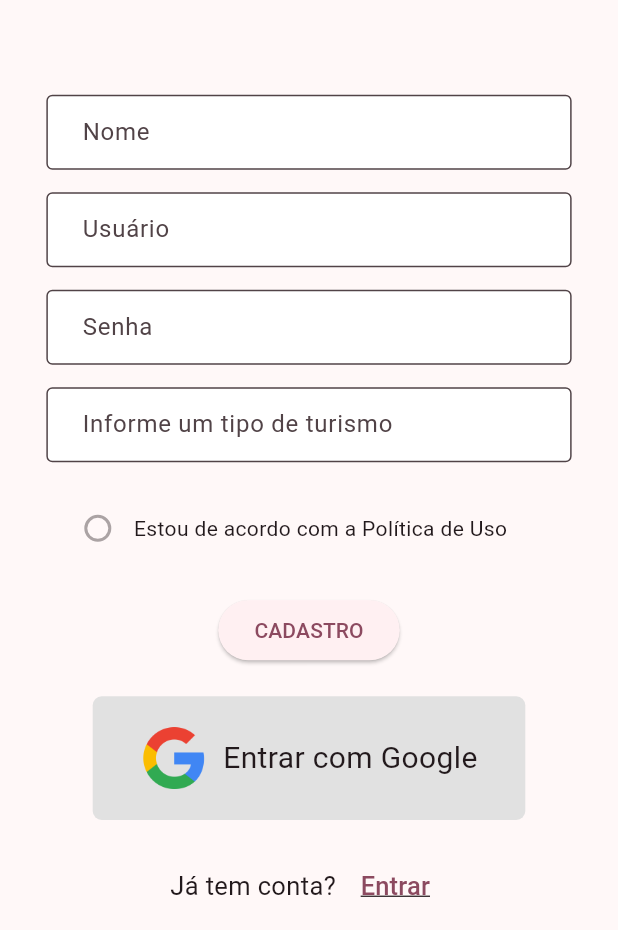
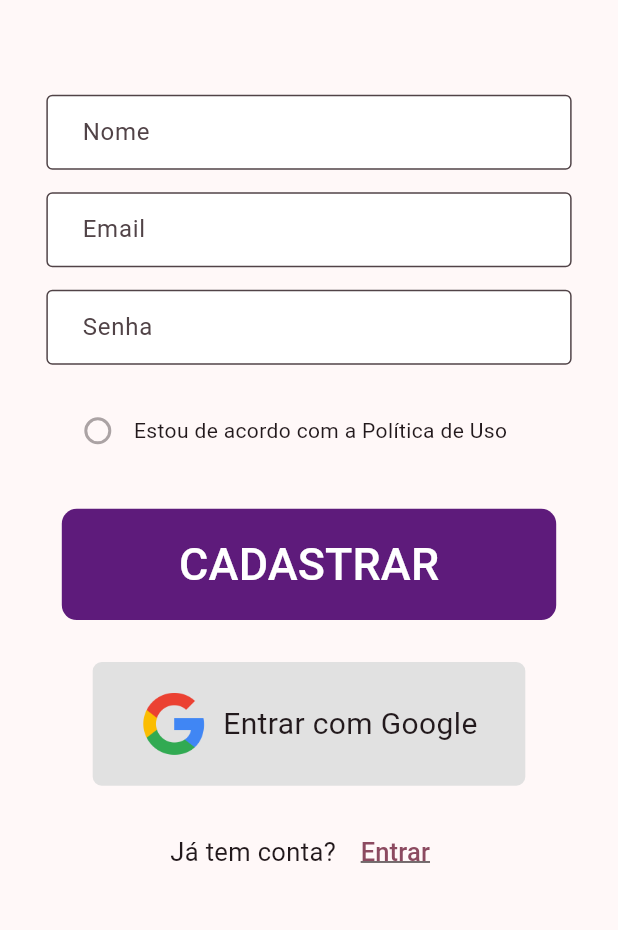
Before and after one commit to henri2005/Projeto-TG, a Flutter app: the CadastroPage screen opened directly, on a phone screen of 412 x 824 dp, the part 306-1236 px from its top. Run offline on Flutter 3.47's test engine with Material 3 defaults, Android fonts, the phone set to English and light mode, and no system bars; our stand-ins replace dio, firebase_core, geolocator, get_storage, google_fonts, google_maps_flutter; accounts and stored records are empty; Roboto replaces fonts that are missing (Ubuntu).

Commit message:
Atualização do projeto
- Atributo email substituto ao username
- Mapa voltando a funcionar

```diff
--- a/lib/classes/usuario_model.dart
+++ b/lib/classes/usuario_model.dart
@@ -3,7 +3,7 @@ import 'package:turisr/classes/local_model.dart';
 class UsuarioModel {
   String? idUsuario;
   String? nome;
-  String? username;
+  String? email;
   String? senha;
   String? estatus;
   String? tipoTurismo;
@@ -12,14 +12,14 @@ class UsuarioModel {
 
   UsuarioModel({
     required this.idUsuario,
-    required this.username,
+    required this.email,
     required this.senha,
   });
 
   UsuarioModel.fromJson(Map<String, dynamic> json) {
     idUsuario = json['id_usuario'];
     nome = json['nome'];
-    username = json['username'];
+    email = json['email'];
     senha = json['senha'];
     estatus = json['estatus'];
     tipoTurismo = json['tipo_turismo'];
@@ -30,7 +30,7 @@ class UsuarioModel {
     final Map<String, dynamic> data = <String, dynamic>{};
     data['id_usuario'] = idUsuario;
     data['nome'] = nome;
-    data['username'] = username;
+    data['email'] = email;
     data['senha'] = senha;
     data['estatus'] = estatus;
     data['tipo_turismo'] = tipoTurismo;
--- /dev/null
+++ b/lib/controller/locaisrepository.dart
@@ -0,0 +1,33 @@
+import 'package:flutter/material.dart';
+import 'package:turisr/controller/estabelecimento.dart';
+
+class LocaisRepository extends ChangeNotifier {
+  final List<Estabelecimento> locais = [
+    Estabelecimento(
+      id: 5,
+      nome: "Vinícola Goes",
+      caminhoImagem: "assets/imagens/vinicola_goes.jpg",
+      descricao:
+          "Fundada na d\u00e9cada de 1910 e comercializada nos anos 1980, a Vin\u00edcola Goes \u00e9 refer\u00eancia em S\u00e3o Roque. Com produ\u00e7\u00e3o anual de at\u00e9 10 milh\u00f5es de litros, oferece visitas guiadas, lojas, gastronomia variada e um belo lago. Um espa\u00e7o encantador que proporciona experi\u00eancias memor\u00e1veis para todas as idades.",
+      rua: "Estrada do Vinho, Km 9, S\u00e3o Roque-SP",
+      numero: 9111,
+      servicos: List.empty(),
+      latitude: -23.610702,
+      longitude: -47.160289,
+      notaAvaliacao: 5,
+    ),
+    Estabelecimento(
+      id: 6,
+      nome: "Restaurante Pica-Fumo",
+      caminhoImagem: "assets/imagens/restaurante_pica-fumo.jpg",
+      descricao:
+          "Localizado no km 1,5 do Roteiro do Vinho, o restaurante encanta pelo ambiente acolhedor e culin\u00e1ria caipira feita no fog\u00e3o \u00e0 lenha. Com estacionamento, espa\u00e7o ao ar livre e pratos t\u00edpicos como feijoada aos s\u00e1bados, resgata tradi\u00e7\u00f5es brasileiras e oferece uma experi\u00eancia deliciosa e aut\u00eantica.",
+      rua: "Estrada do Vinho, Km 1,5, S\u00e3o Roque-SP",
+      numero: 177,
+      latitude: -23.558666,
+      longitude: -47.128581,
+      servicos: List.empty(),
+      notaAvaliacao: 4,
+    ),
+  ];
+}
--- a/lib/pages/cadastro_page.dart
+++ b/lib/pages/cadastro_page.dart
@@ -1,4 +1,5 @@
 import 'package:dio/dio.dart';
+import 'package:google_fonts/google_fonts.dart';
 import 'package:turisr/_core/appcolors.dart';
 import 'package:turisr/_core/loading.dart';
 import 'package:turisr/_core/modal.dart';
@@ -19,7 +20,6 @@ class _MyHomePageState extends State<CadastroPage> {
   final TextEditingController _controllerUser = TextEditingController();
   final TextEditingController _controllerSenha = TextEditingController();
   final TextEditingController _controllerNome = TextEditingController();
-  final TextEditingController _controllerTipo = TextEditingController();
   final _formKey = GlobalKey<FormState>();
 
   List<UsuarioModel> listaUsers = [];
@@ -41,9 +41,8 @@ class _MyHomePageState extends State<CadastroPage> {
 
       final dados = FormData.fromMap({
         'nome': _controllerNome.text,
-        'usuario': _controllerUser.text,
+        'email': _controllerUser.text,
         'senha': _controllerSenha.text,
-        'tipo_turismo': _controllerTipo.text,
       });
 
       final response = await dio.post(
@@ -137,7 +136,7 @@ class _MyHomePageState extends State<CadastroPage> {
                               vertical: 15,
                               horizontal: 20,
                             ),
-                            labelText: 'Usuário',
+                            labelText: 'Email',
                             border: OutlineInputBorder(),
                             fillColor: Colors.white,
                             filled: true,
@@ -145,7 +144,7 @@ class _MyHomePageState extends State<CadastroPage> {
                           style: Theme.of(context).textTheme.bodyMedium,
                           validator: (value) {
                             if (value!.isEmpty || value == '') {
-                              return 'Você deve informar seu usuário!';
+                              return 'Você deve informar seu Email!';
                             }
 
                             return null;
@@ -174,29 +173,6 @@ class _MyHomePageState extends State<CadastroPage> {
 
                             return null;
                           },
-                        ), // espaço entre o label e o campo
-
-                        TextFormField(
-                          autovalidateMode: AutovalidateMode.onUserInteraction,
-                          controller: _controllerTipo,
-                          decoration: InputDecoration(
-                            contentPadding: const EdgeInsets.symmetric(
-                              vertical: 15,
-                              horizontal: 20,
-                            ),
-                            labelText: 'Informe um tipo de turismo',
-                            border: OutlineInputBorder(),
-                            fillColor: Colors.white,
-                            filled: true,
-                          ),
-                          style: Theme.of(context).textTheme.bodyMedium,
-                          validator: (value) {
-                            if (value!.isEmpty || value == '') {
-                              return 'Você deve informar um tipo de turismo!';
-                            }
-
-                            return null;
-                          },
                         ),
                       ],
                     ),
@@ -208,18 +184,44 @@ class _MyHomePageState extends State<CadastroPage> {
                   child: Row(
                     children: [
                       Radio(value: "false", activeColor: AppColors.buttonColor),
-                      Text("Estou de acordo com a Política de Uso"),
+                      Text(
+                        "Estou de acordo com a Política de Uso",
+                        style: TextStyle(
+                          fontFamily: GoogleFonts.ubuntu().fontFamily,
+                        ),
+                      ),
                     ],
                   ),
                 ),
 
-                ElevatedButton(
+                TextButton(
                   onPressed: () async {
                     if (_formKey.currentState!.validate()) {
                       cadastraUsuario();
                     }
                   },
-                  child: Text("CADASTRO"),
+                  child: Container(
+                    width: MediaQuery.of(context).size.width * 0.8,
+                    height: MediaQuery.of(context).size.height * 0.09,
+                    decoration: BoxDecoration(
+                      color: AppColors.buttonColor,
+                      borderRadius: BorderRadius.circular(10),
+                    ),
+                    child: Column(
+                      mainAxisAlignment: MainAxisAlignment.center,
+                      crossAxisAlignment: CrossAxisAlignment.center,
+                      children: [
+                        Text(
+                          'CADASTRAR',
+                          style: TextStyle(
+                            color: Colors.white,
+                            fontSize: 30,
+                            fontFamily: GoogleFonts.ubuntu().fontFamily,
+                          ),
+                        ),
+                      ],
+                    ),
+                  ),
                 ),
 
                 Column(
@@ -239,7 +241,10 @@ class _MyHomePageState extends State<CadastroPage> {
                           Image.asset('assets/imagens/google.png', width: 45.0),
                           Text(
                             "Entrar com Google",
-                            style: TextStyle(fontSize: 20),
+                            style: TextStyle(
+                              fontSize: 20,
+                              fontFamily: GoogleFonts.ubuntu().fontFamily,
+                            ),
                           ),
                         ],
                       ),
@@ -248,7 +253,13 @@ class _MyHomePageState extends State<CadastroPage> {
                     Row(
                       mainAxisAlignment: MainAxisAlignment.center,
                       children: [
-                        Text("Já tem conta? ", style: TextStyle(fontSize: 17)),
+                        Text(
+                          "Já tem conta? ",
+                          style: TextStyle(
+                            fontSize: 17,
+                            fontFamily: GoogleFonts.ubuntu().fontFamily,
+                          ),
+                        ),
                         TextButton(
                           onPressed: () {
                             Navigator.pushReplacement(
--- a/lib/pages/estabelecimento_screen.dart
+++ b/lib/pages/estabelecimento_screen.dart
@@ -10,6 +10,7 @@ import 'package:turisr/_core/widgets/bottombar.dart';
 import 'package:turisr/classes/local_model.dart';
 import 'package:turisr/classes/servico_model.dart';
 import 'package:turisr/classes/usuario_model.dart';
+import 'package:turisr/controller/estabelecimento.dart';
 import 'package:url_launcher/url_launcher.dart';
 
 class EstabelecimentoScreen extends StatefulWidget {
@@ -18,10 +19,12 @@ class EstabelecimentoScreen extends StatefulWidget {
     required this.estabelecimento,
     this.servicos,
     this.usuarioLogado,
+    this.local,
   });
   final LocalModel estabelecimento;
   final ServicoModel? servicos;
   final UsuarioModel? usuarioLogado;
+  final Estabelecimento? local;
 
   @override
   State<EstabelecimentoScreen> createState() => _MyHomePageState();
@@ -58,7 +61,7 @@ class _MyHomePageState extends State<EstabelecimentoScreen> {
       );
 
       final response = await dio.get(
-        'http://10.0.0.94/api_turismo/usuario/${widget.usuarioLogado!.username}',
+        'http://10.0.0.94/api_turismo/usuario/${widget.usuarioLogado!.email}',
       );
     } catch (e) {
       Loading.hide();
@@ -110,7 +113,7 @@ class _MyHomePageState extends State<EstabelecimentoScreen> {
       final dados = FormData.fromMap({
         'favoritos':
             "${widget.estabelecimento.nome}, ${widget.estabelecimento.caminhoImagem}, ${widget.estabelecimento.rua}",
-        'username': widget.usuarioLogado!.username,
+        'email': widget.usuarioLogado!.email,
       });
 
       final response = await dio.post(
@@ -149,7 +152,7 @@ class _MyHomePageState extends State<EstabelecimentoScreen> {
       final dados = FormData.fromMap({
         'roteiro':
             "${widget.estabelecimento.nome}, ${widget.estabelecimento.rua}",
-        'username': widget.usuarioLogado!.username,
+        'email': widget.usuarioLogado!.email,
       });
 
       final response = await dio.post(
--- a/lib/pages/estabelecimentos_page.dart
+++ b/lib/pages/estabelecimentos_page.dart
@@ -98,7 +98,7 @@ class _MyHomePageState extends State<EstabelecimentosPage> {
       );
 
       final response = await dio.get(
-        'http://10.0.0.94/api_turismo/usuario/${widget.usuarioLogado!.username}',
+        'http://10.0.0.94/api_turismo/usuario/${widget.usuarioLogado!.email}',
       );
     } catch (e) {
       Loading.hide();
--- a/lib/pages/favoritos_page.dart
+++ b/lib/pages/favoritos_page.dart
@@ -26,7 +26,7 @@ class _MyHomePageState extends State<FavoritosPage> {
   String erro = "";
 
   void carregarFavoritos() async {
-    print(widget.usuarioLogado!.username);
+    print(widget.usuarioLogado!.email);
     try {
       Dio dio = Dio(
         BaseOptions(
@@ -38,7 +38,7 @@ class _MyHomePageState extends State<FavoritosPage> {
       );
 
       final response = await dio.get(
-        "http://10.0.0.94/api_turismo/favoritos/${widget.usuarioLogado!.username}",
+        "http://10.0.0.94/api_turismo/favoritos/${widget.usuarioLogado!.email}",
       );
       var data = response.data;
 
@@ -84,7 +84,7 @@ class _MyHomePageState extends State<FavoritosPage> {
       final dados = FormData.fromMap({
         'favoritos':
             "${favoritos.id}, ${favoritos.nome}, ${favoritos.caminhoImagem}, ${favoritos.rua}",
-        'username': widget.usuarioLogado!.username,
+        'email': widget.usuarioLogado!.email,
       });
       print(dados);
 
--- a/lib/pages/home_page.dart
+++ b/lib/pages/home_page.dart
@@ -38,7 +38,7 @@ class _MyHomePageState extends State<MyHomePage> {
       );
 
       final response = await dio.get(
-        'http://10.0.0.94/api_turismo/usuario/${widget.usuarioLogado!.username}',
+        'http://10.0.0.94/api_turismo/usuario/${widget.usuarioLogado!.email}',
       );
     } catch (e) {
       Loading.hide();
--- a/lib/pages/login_page.dart
+++ b/lib/pages/login_page.dart
@@ -26,7 +26,7 @@ class _MyHomePageState extends State<LoginPage> {
   String? nomeUsuario;
   UsuarioModel usuarioLogado = UsuarioModel(
     idUsuario: '',
-    username: '',
+    email: '',
     senha: '',
   );
   bool? _salvarDados = false;
@@ -47,7 +47,7 @@ class _MyHomePageState extends State<LoginPage> {
       );
 
       final dadosLogin = FormData.fromMap({
-        'usuario': _controllerUser.text,
+        'email': _controllerUser.text,
         'senha': _controllerSenha.text,
       });
 
@@ -57,7 +57,7 @@ class _MyHomePageState extends State<LoginPage> {
       );
 
       if (response.statusCode == 202) {
-        usuarioLogado.username = _controllerUser.text;
+        usuarioLogado.email = _controllerUser.text;
         usuarioLogado.senha = _controllerSenha.text;
         Loading.hide();
         Navigator.push(
@@ -122,7 +122,7 @@ class _MyHomePageState extends State<LoginPage> {
                             vertical: 15,
                             horizontal: 20,
                           ),
-                          labelText: 'Usuário',
+                          labelText: 'Email',
                           filled: true,
                           fillColor: Colors.white,
                           border: OutlineInputBorder(),
@@ -130,7 +130,7 @@ class _MyHomePageState extends State<LoginPage> {
                         style: Theme.of(context).textTheme.bodyMedium,
                         validator: (value) {
                           if (value!.isEmpty || value == '') {
-                            return 'Você deve preencher seu nome de usuário!';
+                            return 'Você deve preencher seu email!';
                           }
 
                           return null;
--- a/lib/pages/p_turisticos_page.dart
+++ b/lib/pages/p_turisticos_page.dart
@@ -98,7 +98,7 @@ class _MyHomePageState extends State<PontosTuristicosPage> {
       );
 
       final response = await dio.get(
-        'http://10.0.0.94/api_turismo/usuario/${widget.usuarioLogado!.username}',
+        'http://10.0.0.94/api_turismo/usuario/${widget.usuarioLogado!.email}',
       );
     } catch (e) {
       Loading.hide();
--- a/lib/pages/perfil_editar_page.dart
+++ b/lib/pages/perfil_editar_page.dart
@@ -22,7 +22,7 @@ class _MyHomePageState extends State<PerfilEditarPage> {
   final _formKey = GlobalKey<FormState>();
   UsuarioModel usuarioPerfil = UsuarioModel(
     idUsuario: '',
-    username: '',
+    email: '',
     senha: '',
   );
   var idUsuario = "";
@@ -41,7 +41,7 @@ class _MyHomePageState extends State<PerfilEditarPage> {
       );
 
       final response = await dio.get(
-        'http://10.0.0.94/api_turismo/usuario/${widget.usuario!.username}',
+        'http://10.0.0.94/api_turismo/usuario/${widget.usuario!.email}',
       );
 
       var data = response.data;
--- a/lib/pages/perfil_page.dart
+++ b/lib/pages/perfil_page.dart
@@ -28,7 +28,7 @@ class _MyHomePageState extends State<PerfilPage> {
   FavoritosModel favoritos = FavoritosModel();
   UsuarioModel usuarioPerfil = UsuarioModel(
     idUsuario: '',
-    username: '',
+    email: '',
     senha: '',
   );
   String idUsuario = "";
@@ -49,7 +49,7 @@ class _MyHomePageState extends State<PerfilPage> {
       );
 
       final response = await dio.get(
-        'http://10.0.0.94/api_turismo/usuario/${widget.usuario!.username}',
+        'http://10.0.0.94/api_turismo/usuario/${widget.usuario!.email}',
       );
 
       var data = response.data;
@@ -106,7 +106,7 @@ class _MyHomePageState extends State<PerfilPage> {
   }
 
   void carregarFavoritos() async {
-    print(widget.usuario!.username);
+    print(widget.usuario!.email);
     try {
       Dio dio = Dio(
         BaseOptions(
@@ -118,7 +118,7 @@ class _MyHomePageState extends State<PerfilPage> {
       );
 
       final response = await dio.get(
-        "http://10.0.0.94/api_turismo/favoritos/${widget.usuario!.username}",
+        "http://10.0.0.94/api_turismo/favoritos/${widget.usuario!.email}",
       );
       var data = response.data;
 
@@ -265,7 +265,7 @@ class _MyHomePageState extends State<PerfilPage> {
                       child: Icon(Icons.person, size: 80),
                     ),
                     Text(
-                      "${widget.usuario!.username}",
+                      "${widget.usuario!.email}",
                       style: TextStyle(
                         fontSize: 20,
                         fontFamily: GoogleFonts.ubuntu().fontFamily,
--- a/lib/pages/ponto_turistico_screen.dart
+++ b/lib/pages/ponto_turistico_screen.dart
@@ -58,7 +58,7 @@ class _MyHomePageState extends State<PontoTuristicoScreen> {
       );
 
       final response = await dio.get(
-        'http://10.0.0.94/api_turismo/usuario/${widget.usuarioLogado!.username}',
+        'http://10.0.0.94/api_turismo/usuario/${widget.usuarioLogado!.email}',
       );
     } catch (e) {
       Loading.hide();
@@ -110,7 +110,7 @@ class _MyHomePageState extends State<PontoTuristicoScreen> {
       final dados = FormData.fromMap({
         'favoritos':
             "${widget.ponto.nome}, ${widget.ponto.caminhoImagem} ${widget.ponto.rua}",
-        'username': widget.usuarioLogado!.username,
+        'email': widget.usuarioLogado!.email,
       });
       print(dados);
 
@@ -149,7 +149,7 @@ class _MyHomePageState extends State<PontoTuristicoScreen> {
       );
       final dados = FormData.fromMap({
         'roteiro': "${widget.ponto.nome}, ${widget.ponto.rua}",
-        'username': widget.usuarioLogado!.username,
+        'email': widget.usuarioLogado!.email,
       });
       print(dados);
 
--- a/lib/pages/roteiro_page.dart
+++ b/lib/pages/roteiro_page.dart
@@ -42,7 +42,7 @@ class _RoteiroPageState extends State<RoteiroPage> {
       );
 
       final response = await dio.get(
-        'http://10.0.0.94/api_turismo/roteiro/${widget.usuarioLogado!.username}',
+        'http://10.0.0.94/api_turismo/roteiro/${widget.usuarioLogado!.email}',
       );
       var data = response.data;
 
@@ -80,7 +80,7 @@ class _RoteiroPageState extends State<RoteiroPage> {
       );
 
       final response = await dio.get(
-        'http://10.0.0.94/api_turismo/roteiro/gerar/${widget.usuarioLogado!.username}',
+        'http://10.0.0.94/api_turismo/roteiro/gerar/${widget.usuarioLogado!.email}',
       );
 
       var data = response.data;
@@ -302,7 +302,7 @@ class _RoteiroPageState extends State<RoteiroPage> {
                             child: Column(
                               children: [
                                 Text(
-                                  "Roteiro de Viagem de ${widget.usuarioLogado!.username}\n ${_controllerInicio.text} - ${_controllerFim.text}",
+                                  "Roteiro de Viagem de ${widget.usuarioLogado!.email}\n ${_controllerInicio.text} - ${_controllerFim.text}",
                                   style: TextStyle(
                                     fontFamily: GoogleFonts.ubuntu().fontFamily,
                                     fontSize: 20,
--- a/pubspec.yaml
+++ b/pubspec.yaml
@@ -44,6 +44,7 @@ dependencies:
   google_fonts: ^6.3.2
   firebase_core: ^4.2.0
   firebase_auth: ^6.1.1
+  permission_handler: ^11.0.0
 
 dev_dependencies:
   flutter_test:
```
Also changed, not shown: lib/controller/estabelecimento.dart (added, +60 -0 lines), lib/controller/locaiscontroller.dart (+29 -47 lines), lib/pages/mapa_page.dart (+0 -34 lines), lib/pages/perfil_sobre_page.dart (+1 -8 lines), pubspec.lock, 3 other files.
